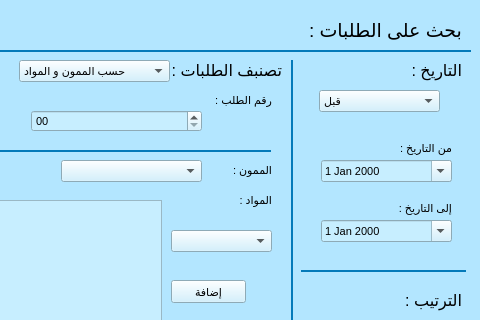
Old version of the form user_interfaces/filter_commandes.ui in the repository otmanLAHRECHE/EpspRestaurant; both pictures show x 109 to 589 and y 0 to 320 of the 589 by 447 pixel window.
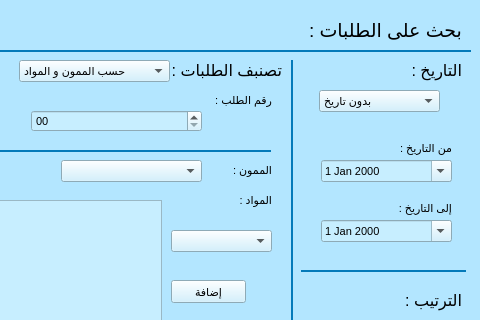
New version of the form.

The edit to the form file:
```diff
--- a/user_interfaces/filter_commandes.ui
+++ b/user_interfaces/filter_commandes.ui
@@ -206,6 +206,11 @@
    <property name="styleSheet">
     <string notr="true">background-color: rgb(199, 238, 255);</string>
    </property>
+   <item>
+    <property name="text">
+     <string>بدون تاريخ</string>
+    </property>
+   </item>
    <item>
     <property name="text">
      <string>قبل</string>
```
